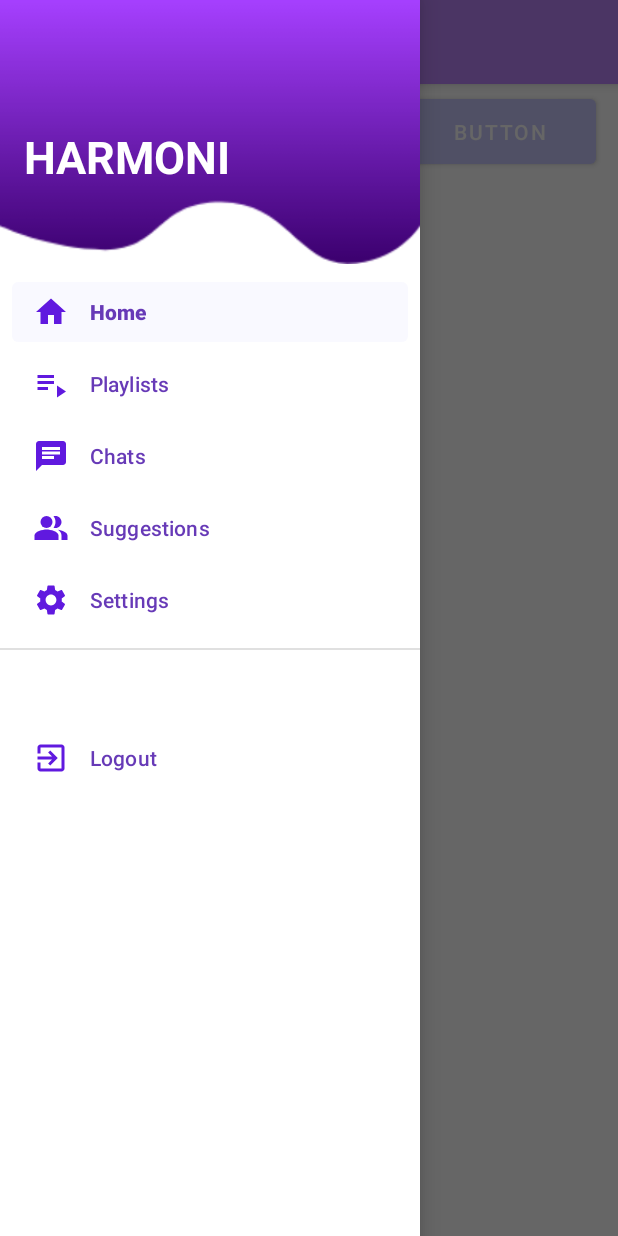
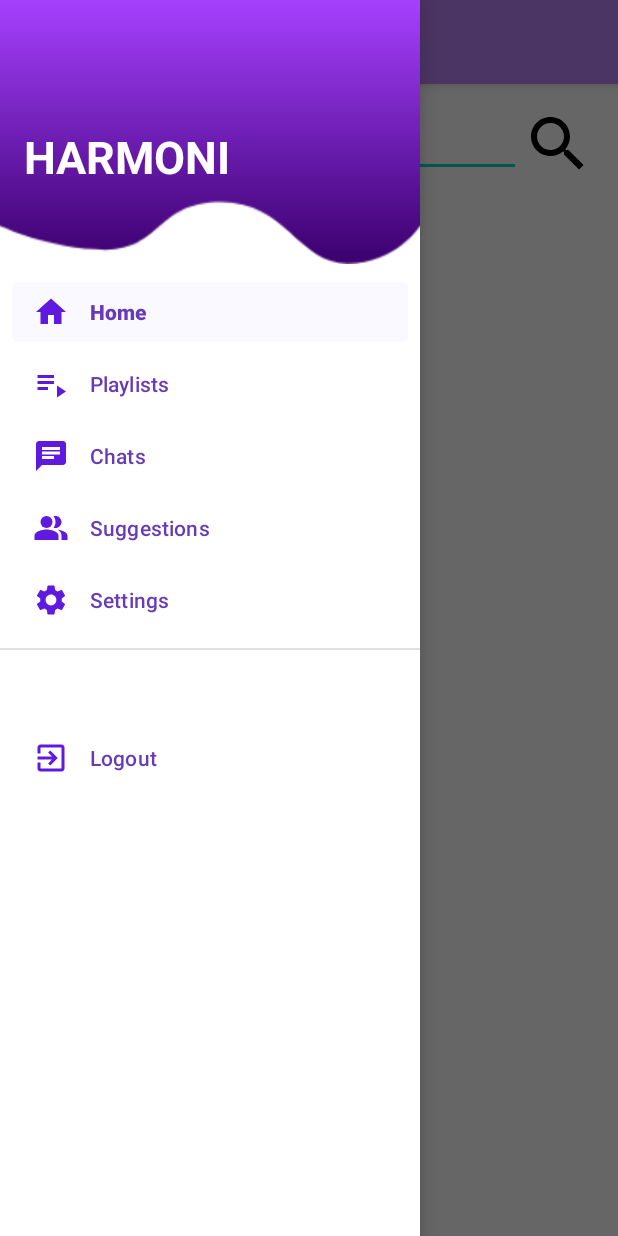
Before and after one commit to aya-bouchaara/frontend_harmoni, an Android app: the homeFragment screen opened directly, with no data from a screen before it, with the side drawer open, on a phone screen of 412 x 824 dp. Run offline under Robolectric (Android 15) with nearby library versions, the phone set to English and light mode, and no system bars; our stand-ins replace Volley; libraries missing offline, so code that uses them is left out: com.spotify.android, com.spotify.protocol; 2 statements that could not run were skipped.

Commit message:
Final commit

```diff
--- a/app/src/main/java/com/example/harmoni/homeFragment.java
+++ b/app/src/main/java/com/example/harmoni/homeFragment.java
@@ -64,7 +64,7 @@ public class homeFragment extends Fragment implements SongClickListener {
     JSONArray songs = new JSONArray();
 
 
-    private Button searchButton;
+    private ImageButton searchButton;
 
 
     private String token ;
--- a/app/src/main/java/com/example/harmoni/register.java
+++ b/app/src/main/java/com/example/harmoni/register.java
@@ -96,6 +96,9 @@ public class register extends AppCompatActivity {
                     password.setText(null);
                     confirm.setText(null);
                     Toast.makeText(register.this, "Registration Successful", Toast.LENGTH_LONG).show();
+                    Intent goToPosition = new Intent(register.this, Position.class);
+                    startActivity(goToPosition);
+
                 }
                 // End Of Response If Block.
 
--- /dev/null
+++ b/app/src/main/res/drawable/baseline_search_24.xml
@@ -0,0 +1,5 @@
+<vector android:height="24dp" android:tint="#000000"
+    android:viewportHeight="24" android:viewportWidth="24"
+    android:width="24dp" xmlns:android="http://schemas.android.com/apk/res/android">
+    <path android:fillColor="@android:color/white" android:pathData="M15.5,14h-0.79l-0.28,-0.27C15.41,12.59 16,11.11 16,9.5 16,5.91 13.09,3 9.5,3S3,5.91 3,9.5 5.91,16 9.5,16c1.61,0 3.09,-0.59 4.23,-1.57l0.27,0.28v0.79l5,4.99L20.49,19l-4.99,-5zM9.5,14C7.01,14 5,11.99 5,9.5S7.01,5 9.5,5 14,7.01 14,9.5 11.99,14 9.5,14z"/>
+</vector>
--- /dev/null
+++ b/app/src/main/res/drawable/round_button1.xml
@@ -0,0 +1,6 @@
+<?xml version="1.0" encoding="utf-8"?>
+<shape xmlns:android="http://schemas.android.com/apk/res/android"
+    android:shape="oval">
+    <solid android:color="@color/white"/>
+
+</shape>
--- a/app/src/main/res/layout/fragment_home.xml
+++ b/app/src/main/res/layout/fragment_home.xml
@@ -8,26 +8,32 @@
 
     <EditText
         android:id="@+id/search"
-        android:layout_width="253dp"
-        android:layout_height="54dp"
+        android:layout_width="341dp"
+        android:layout_height="58dp"
         android:layout_marginTop="4dp"
         android:ems="10"
+        android:hint="   Song name "
+
         android:inputType="textPersonName"
-
-        android:text="Name"
+        android:textColorHint="#858585"
         app:layout_constraintEnd_toEndOf="parent"
         app:layout_constraintHorizontal_bias="0.089"
         app:layout_constraintStart_toStartOf="parent"
         app:layout_constraintTop_toTopOf="parent" />
 
-    <Button
+    <ImageButton
         android:id="@+id/searchButton"
-        android:layout_width="127dp"
-        android:layout_height="55dp"
-        android:layout_marginTop="4dp"
-        android:text="Button"
+        android:layout_width="48dp"
+        android:layout_height="48dp"
+        android:layout_marginTop="16dp"
+        android:background="@drawable/round_button1"
+        android:contentDescription="Play button"
+
+        android:scaleType="fitCenter"
+        android:src="@drawable/baseline_search_24"
+
         app:layout_constraintEnd_toEndOf="parent"
-        app:layout_constraintHorizontal_bias="0.947"
+        app:layout_constraintHorizontal_bias="0.955"
         app:layout_constraintStart_toStartOf="@+id/search"
         app:layout_constraintTop_toTopOf="parent" />
 
```
Also changed, not shown: app/src/main/java/com/example/harmoni/Position.java (+22 -1 lines), app/src/main/java/com/example/harmoni/account_photo.java (+10 -0 lines), app/src/main/res/layout/activity_account_photo.xml (+11 -9 lines), app/src/main/res/layout/activity_position.xml (+6 -19 lines).
